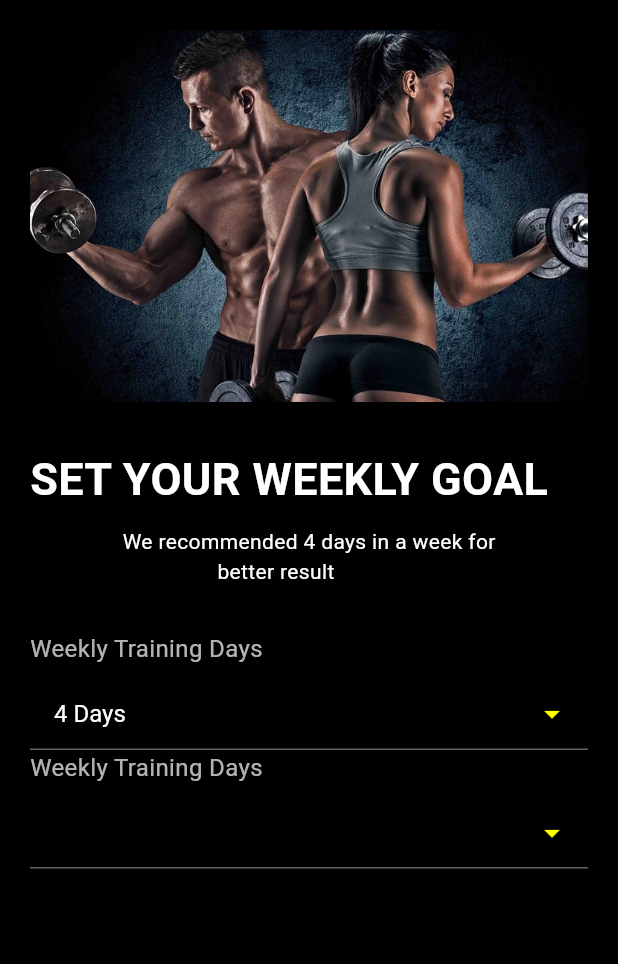
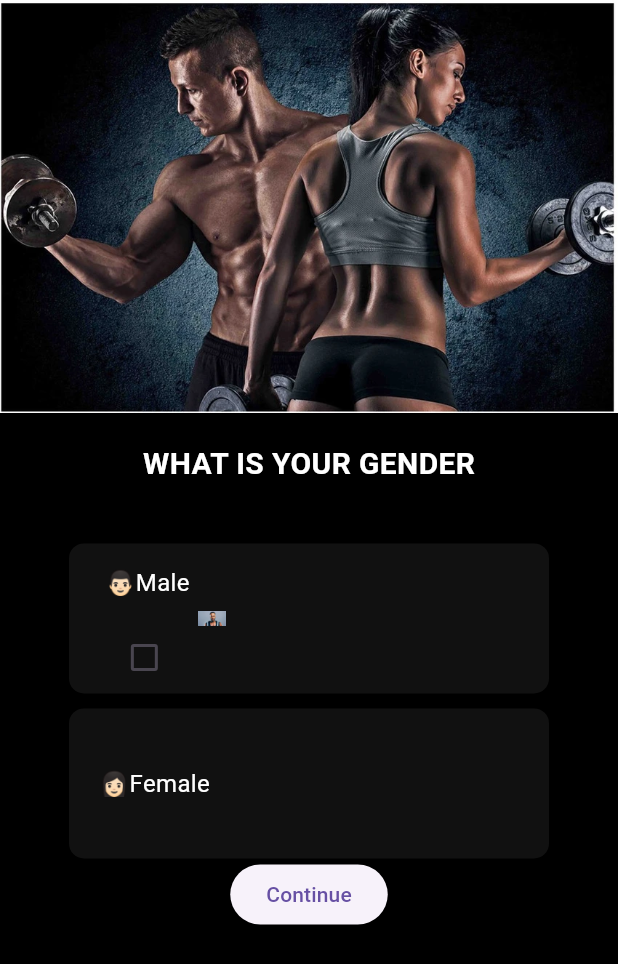
Before and after one commit to jay2005soni/gym-application, a Flutter app: the Username screen opened directly, after a tap on "Continue", on a phone screen of 412 x 824 dp. Shown: the top 964 px of the screen. Run offline on Flutter 3.47's test engine with Material 3 defaults, Android fonts, the phone set to English and light mode, and no system bars.

Commit message:
Added WeeklyGoal screen with dropdowns

```diff
--- /dev/null
+++ b/lib/gender.dart
@@ -0,0 +1,103 @@
+import 'package:flutter/material.dart';
+import 'package:gym_application/weekly_goal.dart';
+
+class Gender extends StatefulWidget {
+  const Gender({super.key});
+
+  @override
+  State<Gender> createState() => _GenderState();
+}
+
+class _GenderState extends State<Gender> {
+  bool isChecked = false; // Checkbox state
+
+  @override
+  Widget build(BuildContext context) {
+    return Scaffold(
+      backgroundColor: Colors.black,
+      body: Center(
+        child: Column(
+          children: [
+            Image.asset("assets/images/gymboy.jpg"),
+            const SizedBox(height: 20),
+            const Text(
+              "WHAT IS YOUR GENDER",
+              style: TextStyle(
+                fontSize: 20,
+                fontWeight: FontWeight.bold,
+                color: Colors.white,
+              ),
+            ),
+            const SizedBox(height: 38),
+            Container(
+              height: 100,
+              width: 320,
+              decoration: BoxDecoration(
+                color: Color.fromARGB(255, 17, 17, 17),
+                borderRadius: BorderRadius.circular(10),
+              ),
+              child: Row(
+                children: [
+                  const SizedBox(width: 20),
+                  Column(
+                    children: [
+                      Spacer(),
+                      const Text(
+                        " 👨🏻Male",
+                        style: TextStyle(color: Colors.white, fontSize: 16),
+                      ),
+                      const Spacer(),
+                      Checkbox(
+                        value: isChecked,
+                        onChanged: (bool? newValue) {
+                          setState(() {
+                            isChecked = newValue!;
+                          });
+                        },
+                      ),
+                    ],
+                  ),
+                  Image.asset(
+                    "assets/images/boygym.jpg",
+                    height: 10,
+                    width: 30,
+                  ),
+                  Spacer(),
+                ],
+              ),
+            ),
+            const SizedBox(height: 10),
+            Container(
+              height: 100,
+              width: 320,
+              decoration: BoxDecoration(
+                color: Color.fromARGB(255, 17, 17, 17),
+                borderRadius: BorderRadius.circular(10),
+              ),
+              child: Row(
+                children: const [
+                  SizedBox(width: 20),
+                  Text(
+                    "👩🏻Female",
+                    style: TextStyle(color: Colors.white, fontSize: 16),
+                  ),
+
+                  // Optional: Add another checkbox here for "Female"
+                ],
+              ),
+            ),
+            ElevatedButton(
+              onPressed: () {
+                Navigator.pushReplacement(
+                  context,
+                  MaterialPageRoute(builder: (context) => WeeklyGoal()),
+                );
+              },
+              child: Text("Continue"),
+            ),
+          ],
+        ),
+      ),
+    );
+  }
+}
--- a/lib/username.dart
+++ b/lib/username.dart
@@ -1,4 +1,5 @@
 import 'package:flutter/material.dart';
+import 'package:gym_application/gender.dart';
 import 'package:gym_application/weekly_goal.dart';
 
 class Username extends StatelessWidget {
@@ -7,25 +8,32 @@ class Username extends StatelessWidget {
   @override
   Widget build(BuildContext context) {
     return Scaffold(
-      backgroundColor: const Color.fromARGB(255, 255, 250, 250), // 👈 Set background color here
-      body:
-
-      Center(
-        child:
-        SingleChildScrollView(
+      backgroundColor: const Color.fromARGB(
+        255,
+        255,
+        250,
+        250,
+      ), // 👈 Set background color here
+      body: Center(
+        child: SingleChildScrollView(
           child: Column(
             mainAxisAlignment: MainAxisAlignment.center,
             children: [
               Image.asset("assets/images/pr.png"),
               const SizedBox(height: 0),
-             Text("Choose a username",
+              Text(
+                "Choose a username",
                 style: TextStyle(
                   fontSize: 24,
                   fontWeight: FontWeight.bold,
                   color: Colors.black,
-                )),
-                Text("This is how will see you in a class , You can  \n \t\t\t\t\t\t\t\t\t\t\t\t\t\talways change it later",style: TextStyle(),),
-          SizedBox(height: 0,),
+                ),
+              ),
+              Text(
+                "This is how will see you in a class , You can  \n \t\t\t\t\t\t\t\t\t\t\t\t\t\talways change it later",
+                style: TextStyle(),
+              ),
+              SizedBox(height: 0),
               Container(
                 padding: const EdgeInsets.all(20),
                 decoration: BoxDecoration(
@@ -36,7 +44,6 @@ class Username extends StatelessWidget {
                 child: Column(
                   crossAxisAlignment: CrossAxisAlignment.start,
                   children: [
-
                     const Text(
                       "Username",
                       style: TextStyle(
@@ -61,10 +68,7 @@ class Username extends StatelessWidget {
                     const SizedBox(height: 10),
                     const Text(
                       "3-15 characters. Cannot include special characters.",
-              style: TextStyle(
-                fontSize: 12,
-                color: Colors.grey,
-              ),
+                      style: TextStyle(fontSize: 12, color: Colors.grey),
                     ),
                   ],
                 ),
@@ -75,38 +79,42 @@ class Username extends StatelessWidget {
                 onPressed: () {
                   Navigator.pushReplacement(
                     context,
-      MaterialPageRoute(builder: (context) =>  WeeklyGoal()),
+                    MaterialPageRoute(builder: (context) => Gender()),
                   );
                   // Handle button press
                 },
                 style: ElevatedButton.styleFrom(
                   backgroundColor: const Color.fromARGB(255, 97, 224, 0),
-                padding: const EdgeInsets.symmetric(horizontal: 150, vertical: 15),
+                  padding: const EdgeInsets.symmetric(
+                    horizontal: 150,
+                    vertical: 15,
+                  ),
                   shape: RoundedRectangleBorder(
                     borderRadius: BorderRadius.circular(30),
                   ),
                 ),
                 child: const Text("Continue"),
-            )
-            ,
-            SizedBox(height: 30,),
+              ),
+              SizedBox(height: 30),
               ElevatedButton(
                 onPressed: () {
                   // Handle button press
                 },
                 style: ElevatedButton.styleFrom(
                   backgroundColor: const Color.fromARGB(255, 175, 177, 173),
-                padding: const EdgeInsets.symmetric(horizontal: 150, vertical: 15),
+                  padding: const EdgeInsets.symmetric(
+                    horizontal: 150,
+                    vertical: 15,
+                  ),
                   shape: RoundedRectangleBorder(
                     borderRadius: BorderRadius.circular(30),
                   ),
                 ),
                 child: const Text("Cancel"),
-            )
-            ,
-
+              ),
             ],
-        ),)
+          ),
+        ),
       ),
     );
   }
--- a/lib/weekly_goal.dart
+++ b/lib/weekly_goal.dart
@@ -8,7 +8,28 @@ class WeeklyGoal extends StatefulWidget {
 }
 
 class _WeeklyGoalState extends State<WeeklyGoal> {
-  String selectedDay = "4 Days";
+  String selectedFrequency = "4 Days";
+  String selectedDay = "Monday";
+
+  final List<String> trainingFrequencyOptions = [
+    "1 Day",
+    "2 Days",
+    "3 Days",
+    "4 Days",
+    "5 Days",
+    "6 Days",
+    "7 Days",
+  ];
+
+  final List<String> weekdayOptions = [
+    "Monday",
+    "Tuesday",
+    "Wednesday",
+    "Thursday",
+    "Friday",
+    "Saturday",
+    "Sunday",
+  ];
 
   @override
   Widget build(BuildContext context) {
@@ -16,10 +37,13 @@ class _WeeklyGoalState extends State<WeeklyGoal> {
       backgroundColor: Colors.black,
       body: Padding(
         padding: const EdgeInsets.all(20.0),
+        child: SingleChildScrollView(
           child: Column(
             crossAxisAlignment: CrossAxisAlignment.start,
             children: [
-            Image.asset("assets/images/gymperson.jpg"),
+              Image.asset(
+                "assets/images/gymperson.jpg",
+              ), // Update the image name if needed
               const SizedBox(height: 30),
               const Text(
                 "SET YOUR WEEKLY GOAL",
@@ -30,24 +54,27 @@ class _WeeklyGoalState extends State<WeeklyGoal> {
                 ),
               ),
               const SizedBox(height: 10),
-            Center(
-              child: const Text(
-                "We recommended 4 days in a week for\n\t\t\t\t\t\t\t\t\t\t\t\t\t\t\t\t better result",
+              const Center(
+                child: Text(
+                  "We recommend 4 days a week for\n\t\t\t\t\t\t\t\t\t\t\t\t\t\t\t\t better results",
                   style: TextStyle(color: Colors.white),
                 ),
               ),
               const SizedBox(height: 30),
 
-            // ✅ DROPDOWN SECTION
+              /// FIRST DROPDOWN: Frequency
               const Text(
-              'Weekly Training Days',
+                'Training Frequency',
                 style: TextStyle(color: Colors.white70, fontSize: 16),
               ),
               const SizedBox(height: 8),
               DropdownButtonFormField<String>(
-              value: selectedDay,
+                value: selectedFrequency,
                 dropdownColor: Colors.grey[900],
-              icon: const Icon(Icons.arrow_drop_down, color: Colors.yellowAccent),
+                icon: const Icon(
+                  Icons.arrow_drop_down,
+                  color: Colors.yellowAccent,
+                ),
                 decoration: const InputDecoration(
                   filled: true,
                   fillColor: Colors.transparent,
@@ -59,29 +86,32 @@ class _WeeklyGoalState extends State<WeeklyGoal> {
                   ),
                 ),
                 style: const TextStyle(color: Colors.white, fontSize: 16),
-              items: List.generate(7, (index) {
-                int day = index + 1;
-                return DropdownMenuItem(
-                  value: '$day Days',
-                  child: Text('$day Days'),
-                );
-              }),
+                items:
+                    trainingFrequencyOptions.map((day) {
+                      return DropdownMenuItem(value: day, child: Text(day));
+                    }).toList(),
                 onChanged: (value) {
                   setState(() {
-                  selectedDay = value!;
+                    selectedFrequency = value!;
                   });
                 },
               ),
 
+              const SizedBox(height: 20),
+
+              /// SECOND DROPDOWN: Specific Day
               const Text(
-              'Weekly Training Days',
+                'Start Day of the Week',
                 style: TextStyle(color: Colors.white70, fontSize: 16),
               ),
               const SizedBox(height: 8),
               DropdownButtonFormField<String>(
                 value: selectedDay,
                 dropdownColor: Colors.grey[900],
-              icon: const Icon(Icons.arrow_drop_down, color: Colors.yellowAccent),
+                icon: const Icon(
+                  Icons.arrow_drop_down,
+                  color: Colors.yellowAccent,
+                ),
                 decoration: const InputDecoration(
                   filled: true,
                   fillColor: Colors.transparent,
@@ -93,13 +123,10 @@ class _WeeklyGoalState extends State<WeeklyGoal> {
                   ),
                 ),
                 style: const TextStyle(color: Colors.white, fontSize: 16),
-              items: List.generate(7, (index) {
-                int day = ['monday','tuesday','wednesday','thursday','friday','saturday','sunday'][index].length;
-                return DropdownMenuItem(
-                  value: '$day Days',
-                  child: Text('$day Days'),
-                );
-              }),
+                items:
+                    weekdayOptions.map((day) {
+                      return DropdownMenuItem(value: day, child: Text(day));
+                    }).toList(),
                 onChanged: (value) {
                   setState(() {
                     selectedDay = value!;
@@ -109,6 +136,7 @@ class _WeeklyGoalState extends State<WeeklyGoal> {
             ],
           ),
         ),
+      ),
     );
   }
 }
```
Also changed, not shown: assets/images/gender.dart (added, +91 -0 lines), lib/loginscreen.dart (added, +147 -0 lines), lib/main.dart (+52 -126 lines), assets/images/Image.jpg (added), assets/images/boygym.jpg (added), assets/images/gym girl.png (added), assets/images/gymboy.jpg (added). Lines whose indentation alone changed are shown as unchanged.
